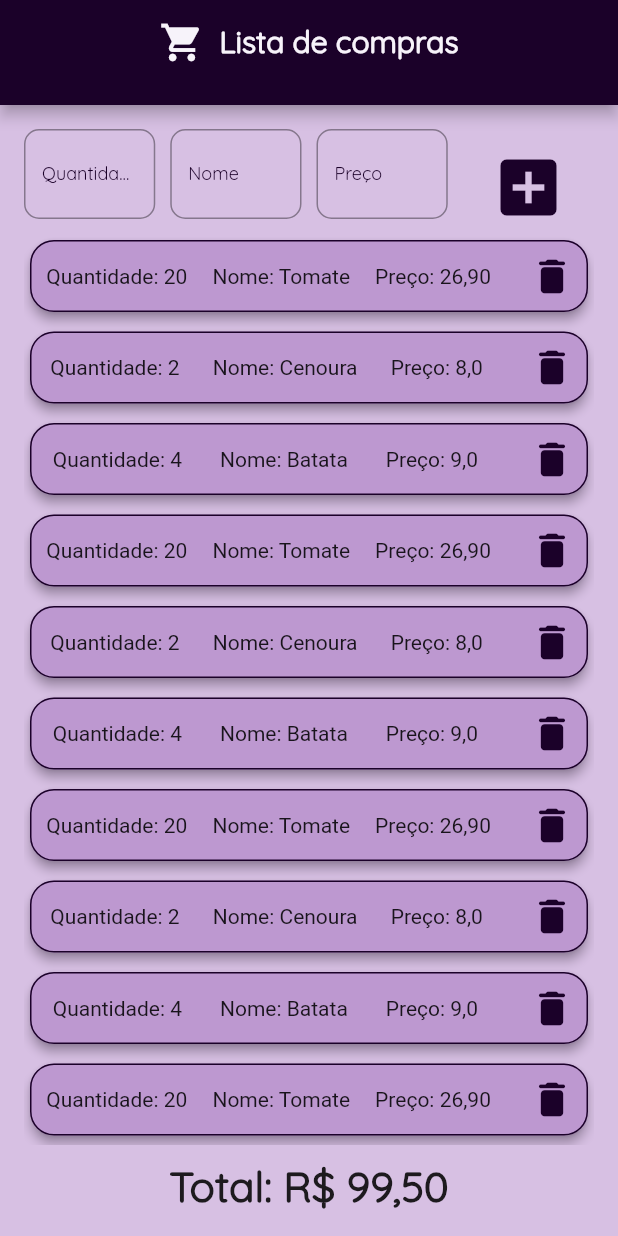
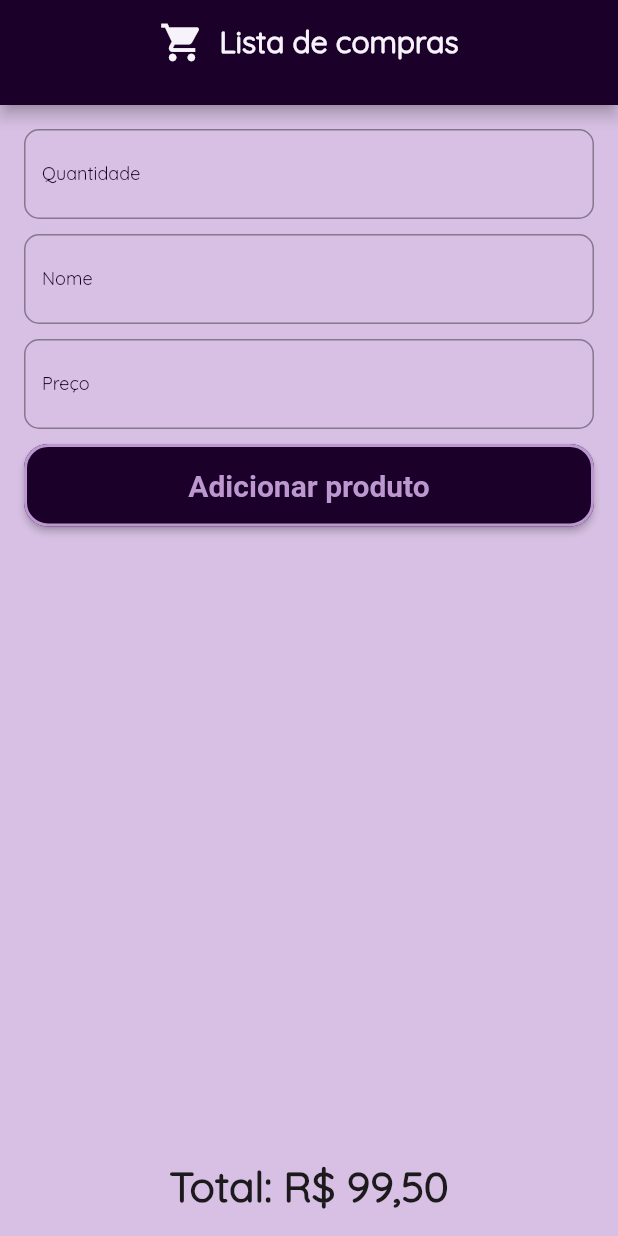
Before and after one commit to LessaApolinario/market-app, a Flutter app: the screen it shows after launch, on a phone screen of 412 x 824 dp. Run offline on Flutter 3.47's test engine with Material 2 defaults, Android fonts, the phone set to English and light mode, and no system bars; our stand-ins replace sqflite, sqflite_common; accounts and stored records are empty.

Commit message:
Add create product, fetch products, architecture, providers and number formatting

```diff
--- a/lib/src/core/domain/models/product.dart
+++ b/lib/src/core/domain/models/product.dart
@@ -1,9 +1,9 @@
 class Product {
   int? _quantity;
   String? _name;
-  String? _price;
+  num? _price;
 
-  Product({int? quantity, String? name, String? price}) {
+  Product({int? quantity, String? name, num? price}) {
     if (quantity != null) {
       this._quantity = quantity;
     }
@@ -19,8 +19,8 @@ class Product {
   set quantity(int? quantity) => _quantity = quantity;
   String? get name => _name;
   set name(String? name) => _name = name;
-  String? get price => _price;
-  set price(String? price) => _price = price;
+  num? get price => _price;
+  set price(num? price) => _price = price;
 
   Product.fromJson(Map<String, dynamic> json) {
     _quantity = json['quantity'];
--- a/lib/src/core/interfaces/adapters/product_adapter.dart
+++ b/lib/src/core/interfaces/adapters/product_adapter.dart
@@ -2,4 +2,5 @@ import 'package:m_lista/src/core/domain/models/product.dart';
 
 abstract class ProductAdapter {
   Future<bool> create(Product product);
+  Future<List<Product>> fetch();
 }
--- a/lib/src/core/interfaces/usecases/product_usecase.dart
+++ b/lib/src/core/interfaces/usecases/product_usecase.dart
@@ -2,4 +2,5 @@ import 'package:m_lista/src/core/domain/models/product.dart';
 
 abstract class ProductUseCase {
   Future<bool> create(Product product);
+  Future<List<Product>> fetch();
 }
--- a/lib/src/ui/mobile/app/app.dart
+++ b/lib/src/ui/mobile/app/app.dart
@@ -1,18 +1,24 @@
 import 'package:flutter/material.dart';
+import 'package:m_lista/src/ui/mobile/dicontainer/dicontainer.dart';
+import 'package:m_lista/src/ui/mobile/providers/product_provider.dart';
 import 'package:m_lista/src/ui/mobile/routes/routes.dart';
 import 'package:m_lista/src/ui/mobile/themes/global_theme.dart';
+import 'package:provider/provider.dart';
 
 class App extends StatelessWidget {
   const App({super.key});
 
   @override
   Widget build(BuildContext context) {
-    return MaterialApp(
-      title: "Lista de compras",
-      theme: GlobalTheme.theme,
-      initialRoute: '/',
-      routes: routes,
-      debugShowCheckedModeBanner: false,
+    return ChangeNotifierProvider(
+      create: (context) => ProductProvider(DIContainer.getProductUseCase()),
+      child: MaterialApp(
+        title: "Lista de compras",
+        theme: GlobalTheme.theme,
+        initialRoute: '/',
+        routes: routes,
+        debugShowCheckedModeBanner: false,
+      ),
     );
   }
 }
--- a/lib/src/ui/mobile/dicontainer/dicontainer.dart
+++ b/lib/src/ui/mobile/dicontainer/dicontainer.dart
@@ -1,8 +1,9 @@
+import 'package:m_lista/src/core/interfaces/usecases/product_usecase.dart';
 import 'package:m_lista/src/core/services/product_service.dart';
 import 'package:m_lista/src/infra/sqlite/product/product_sqlite_repository.dart';
 
 class DIContainer {
-  static getProductUseCase() {
+  static ProductUseCase getProductUseCase() {
     return ProductService(ProductSqliteRepository());
   }
 }
--- /dev/null
+++ b/lib/src/ui/mobile/providers/product_provider.dart
@@ -0,0 +1,29 @@
+import 'package:flutter/material.dart';
+import 'package:m_lista/src/core/domain/models/product.dart';
+import 'package:m_lista/src/core/interfaces/usecases/product_usecase.dart';
+
+class ProductProvider with ChangeNotifier {
+  late ProductUseCase _useCase;
+  List<Product> _products = [];
+
+  ProductProvider(ProductUseCase useCase) {
+    _useCase = useCase;
+  }
+
+  List<Product> get products => _products;
+
+  Future<void> fetchProducts() async {
+    _products = await _useCase.fetch();
+
+    notifyListeners();
+  }
+
+  Future<void> createProduct(Product product) async {
+    final productCreated = await _useCase.create(product);
+
+    if (productCreated) {
+      await fetchProducts();
+      notifyListeners();
+    }
+  }
+}
--- a/lib/src/ui/mobile/screens/home/main.dart
+++ b/lib/src/ui/mobile/screens/home/main.dart
@@ -1,9 +1,10 @@
 import 'package:flutter/material.dart';
-import 'package:m_lista/src/core/domain/models/product.dart';
+import 'package:m_lista/src/ui/mobile/providers/product_provider.dart';
 import 'package:m_lista/src/ui/mobile/themes/global_colors.dart';
 import 'package:m_lista/src/ui/mobile/widgets/base/AppBar/main.dart';
 import 'package:m_lista/src/ui/mobile/widgets/home/AddProductForm/main.dart';
 import 'package:m_lista/src/ui/mobile/widgets/home/ProductCard/main.dart';
+import 'package:provider/provider.dart';
 
 class Home extends StatefulWidget {
   const Home({super.key});
@@ -13,26 +14,11 @@ class Home extends StatefulWidget {
 }
 
 class _HomeState extends State<Home> {
-  final _products = <Product>[
-    Product.fromJson({"quantity": 20, "name": "Tomate", "price": "26,90"}),
-    Product.fromJson({"quantity": 2, "name": "Cenoura", "price": "8,0"}),
-    Product.fromJson({"quantity": 4, "name": "Batata", "price": "9,0"}),
-    Product.fromJson({"quantity": 20, "name": "Tomate", "price": "26,90"}),
-    Product.fromJson({"quantity": 2, "name": "Cenoura", "price": "8,0"}),
-    Product.fromJson({"quantity": 4, "name": "Batata", "price": "9,0"}),
-    Product.fromJson({"quantity": 20, "name": "Tomate", "price": "26,90"}),
-    Product.fromJson({"quantity": 2, "name": "Cenoura", "price": "8,0"}),
-    Product.fromJson({"quantity": 4, "name": "Batata", "price": "9,0"}),
-    Product.fromJson({"quantity": 20, "name": "Tomate", "price": "26,90"}),
-    Product.fromJson({"quantity": 2, "name": "Cenoura", "price": "8,0"}),
-    Product.fromJson({"quantity": 4, "name": "Batata", "price": "9,0"}),
-    Product.fromJson({"quantity": 20, "name": "Tomate", "price": "26,90"}),
-    Product.fromJson({"quantity": 2, "name": "Cenoura", "price": "8,0"}),
-    Product.fromJson({"quantity": 4, "name": "Batata", "price": "9,0"})
-  ];
-
   @override
   Widget build(BuildContext context) {
+    final productProvider = Provider.of<ProductProvider>(context);
+    final products = productProvider.products;
+
     return Scaffold(
       backgroundColor: GlobalColors.primary.shade200,
       appBar: const MainAppBar(),
@@ -45,10 +31,10 @@ class _HomeState extends State<Home> {
             const SizedBox(height: 10),
             Expanded(
               child: ListView.separated(
-                itemCount: _products.length,
+                itemCount: products.length,
                 shrinkWrap: true,
                 itemBuilder: (context, index) {
-                  return ProductCard(product: _products[index]);
+                  return ProductCard(product: products[index]);
                 },
                 separatorBuilder: (context, index) {
                   return const SizedBox(height: 5);
--- a/lib/src/ui/mobile/widgets/home/AddProductForm/main.dart
+++ b/lib/src/ui/mobile/widgets/home/AddProductForm/main.dart
@@ -1,6 +1,10 @@
 import 'package:flutter/material.dart';
+import 'package:m_lista/src/core/domain/models/product.dart';
+import 'package:m_lista/src/core/utils/prices.dart';
+import 'package:m_lista/src/ui/mobile/providers/product_provider.dart';
 import 'package:m_lista/src/ui/mobile/styles/app_input_styles.dart';
 import 'package:m_lista/src/ui/mobile/themes/global_colors.dart';
+import 'package:provider/provider.dart';
 
 class AddProductForm extends StatefulWidget {
   const AddProductForm({super.key});
@@ -34,54 +38,81 @@ class _AddProductFormState extends State<AddProductForm> {
     return null;
   }
 
+  Future<void> _createProduct(ProductProvider provider) async {
+    final createProduct = provider.createProduct;
+
+    await createProduct(Product.fromJson({
+      "quantity": int.parse(_quantityController.text),
+      "name": _nameController.text,
+      "price": stringToMonetaryValue(_priceController.text)
+    }));
+
+    _clearFields();
+  }
+
+  _clearFields() {
+    _quantityController.text = "";
+    _nameController.text = "";
+    _priceController.text = "";
+  }
+
   @override
   Widget build(BuildContext context) {
+    final productProvider = Provider.of<ProductProvider>(context);
+
     return Form(
       key: _formKey,
-      child: Row(
+      child: Column(
         mainAxisAlignment: MainAxisAlignment.center,
         crossAxisAlignment: CrossAxisAlignment.center,
         children: [
-          Expanded(
-            child: TextFormField(
+          TextFormField(
             controller: _quantityController,
             keyboardType: TextInputType.number,
             style: const TextStyle(fontFamily: 'Quicksand'),
             decoration:
                 AppInputStyles.getInputDecoration('Quantidade', 'Quantidade'),
+            validator: (value) => _textInputValidator(value),
           ),
-          ),
-          const SizedBox(width: 10),
-          Expanded(
-            child: TextFormField(
+          const SizedBox(height: 10),
+          TextFormField(
             controller: _nameController,
             keyboardType: TextInputType.text,
             style: const TextStyle(fontFamily: 'Quicksand'),
             decoration: AppInputStyles.getInputDecoration('Nome', 'Nome'),
             validator: (value) => _textInputValidator(value),
           ),
-          ),
-          const SizedBox(width: 10),
-          Expanded(
-            child: TextFormField(
+          const SizedBox(height: 10),
+          TextFormField(
             controller: _priceController,
             keyboardType: TextInputType.text,
             style: const TextStyle(fontFamily: 'Quicksand'),
             decoration: AppInputStyles.getInputDecoration('Preço', 'Preço'),
             validator: (value) => _priceValidator(value),
           ),
+          const SizedBox(height: 10),
+          ElevatedButton(
+            style: ElevatedButton.styleFrom(
+              backgroundColor: GlobalColors.primary.shade900,
+              padding: const EdgeInsets.symmetric(horizontal: 8, vertical: 16),
+              shape: RoundedRectangleBorder(
+                side: BorderSide(
+                  color: GlobalColors.primary.shade300,
+                  width: 2,
                 ),
-          const SizedBox(width: 10),
-          Expanded(
-            child: IconButton(
-              onPressed: () {},
-              style: IconButton.styleFrom(
-                backgroundColor: GlobalColors.primary.shade300,
+                borderRadius: const BorderRadius.all(Radius.circular(16)),
               ),
-              icon: Icon(
-                Icons.add_box,
-                size: 50,
-                color: GlobalColors.primary.shade900,
+              minimumSize: const Size.fromHeight(50),
+            ),
+            onPressed: () async {
+              await _createProduct(productProvider);
+            },
+            child: Text(
+              "Adicionar produto",
+              style: TextStyle(
+                color: GlobalColors.primary.shade300,
+                fontSize: 20,
+                fontWeight: FontWeight.bold,
               ),
             ),
           ),
--- a/lib/src/ui/mobile/widgets/home/ProductCard/main.dart
+++ b/lib/src/ui/mobile/widgets/home/ProductCard/main.dart
@@ -1,5 +1,6 @@
 import 'package:flutter/material.dart';
 import 'package:m_lista/src/core/domain/models/product.dart';
+import 'package:m_lista/src/core/utils/prices.dart';
 import 'package:m_lista/src/ui/mobile/themes/global_colors.dart';
 
 class ProductCard extends StatefulWidget {
@@ -21,34 +22,56 @@ class _ProductCardState extends State<ProductCard> {
       shape: RoundedRectangleBorder(
         side: BorderSide(
           color: GlobalColors.primary.shade900,
-          width: 1,
+          width: 2,
         ),
         borderRadius: const BorderRadius.all(Radius.circular(16)),
       ),
-      child: Row(
+      child: Padding(
+        padding: const EdgeInsets.all(16),
+        child: Column(
           mainAxisAlignment: MainAxisAlignment.spaceBetween,
-        crossAxisAlignment: CrossAxisAlignment.center,
+          crossAxisAlignment: CrossAxisAlignment.start,
           children: [
-          const SizedBox(width: 5),
+            Text(
+              "Detalhes do produto:",
+              style: TextStyle(
+                color: GlobalColors.primary.shade900,
+                fontSize: 24,
+                fontWeight: FontWeight.bold,
+              ),
+            ),
+            const SizedBox(height: 10),
             Text("Quantidade: ${widget.product.quantity}"),
-          const SizedBox(width: 5),
             Text("Nome: ${widget.product.name}"),
-          const SizedBox(width: 5),
-          Text("Preço: ${widget.product.price}"),
-          const SizedBox(width: 5),
-          IconButton(
+            Text("Preço: ${monetaryValueToString(widget.product.price ?? 0)}"),
+            const SizedBox(height: 10),
+            ElevatedButton(
+              style: ElevatedButton.styleFrom(
+                backgroundColor: GlobalColors.primary.shade900,
+                padding:
+                    const EdgeInsets.symmetric(horizontal: 8, vertical: 16),
+                shape: RoundedRectangleBorder(
+                  side: BorderSide(
+                    color: GlobalColors.primary.shade300,
+                    width: 2,
+                  ),
+                  borderRadius: const BorderRadius.all(Radius.circular(16)),
+                ),
+                minimumSize: const Size.fromHeight(50),
+              ),
               onPressed: () {},
-            style: IconButton.styleFrom(
-              backgroundColor: GlobalColors.primary.shade300,
+              child: Text(
+                "Excluir produto",
+                style: TextStyle(
+                  color: GlobalColors.primary.shade300,
+                  fontSize: 20,
+                  fontWeight: FontWeight.bold,
                 ),
-            icon: Icon(
-              Icons.delete_rounded,
-              size: 30,
-              color: GlobalColors.primary.shade900,
               ),
             ),
           ],
         ),
+      ),
     );
   }
 }
--- a/pubspec.yaml
+++ b/pubspec.yaml
@@ -35,7 +35,9 @@ dependencies:
   # The following adds the Cupertino Icons font to your application.
   # Use with the CupertinoIcons class for iOS style icons.
   cupertino_icons: ^1.0.2
+  intl: ^0.18.1
   sqflite: ^2.2.8+4
+  provider: ^6.0.5
 
 dev_dependencies:
   flutter_test:
```
Also changed, not shown: lib/src/core/services/product_service.dart (+6 -1 lines), lib/src/core/utils/prices.dart (added, +14 -0 lines), lib/src/infra/sqlite/product/product_sqlite_repository.dart (+14 -1 lines), pubspec.lock. Lines whose indentation alone changed are shown as unchanged.
